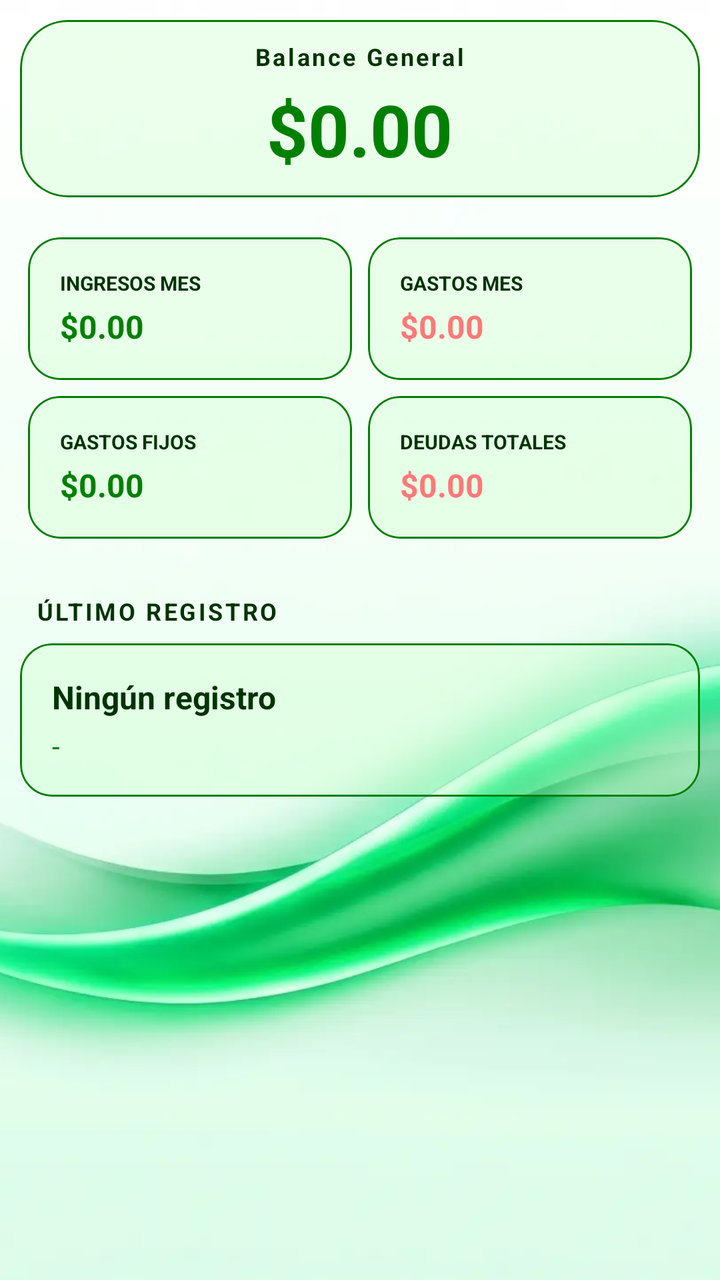
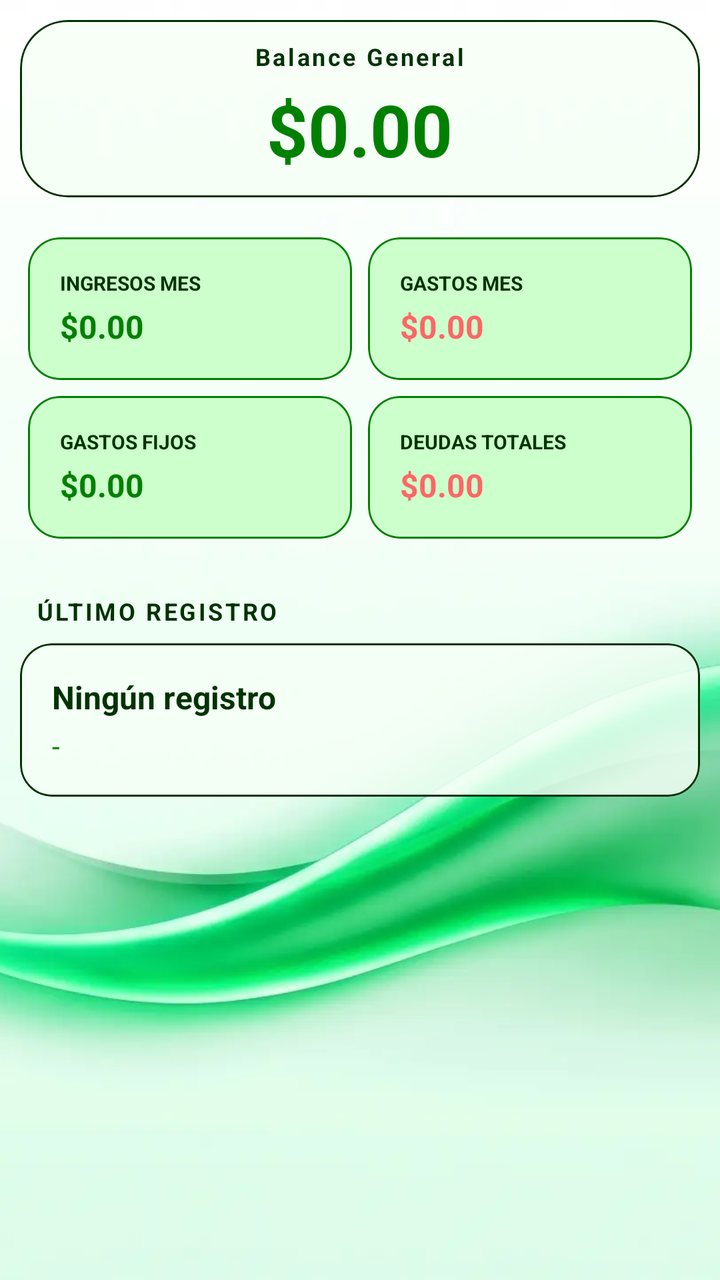

The first picture is an Android layout as it rendered before a commit; the second is the same layout after the commit. The layout source and the unified diff follow.
<!-- AndroidManifest.xml: application theme Theme.MyLittleFinanControl -->
<!-- res/layout/fragment_inicio.xml -->
<?xml version="1.0" encoding="utf-8"?>
<RelativeLayout xmlns:android="http://schemas.android.com/apk/res/android"
    xmlns:app="http://schemas.android.com/apk/res-auto"
    xmlns:tools="http://schemas.android.com/tools"
    android:layout_width="match_parent"
    android:layout_height="match_parent"
    tools:context=".Fragmentos.FragmentGastosFijos">

    <ImageView
        android:id="@+id/imagenFondo"
        android:layout_width="match_parent"
        android:layout_height="match_parent"
        android:src="@drawable/background_1"
        android:scaleType="centerCrop" />

    <ScrollView
        android:layout_width="match_parent"
        android:layout_height="match_parent"
        tools:context=".Fragmentos.FragmentInicio">

        <LinearLayout
            android:layout_width="match_parent"
            android:layout_height="wrap_content"
            android:orientation="vertical"
            android:padding="10dp">

            
            <com.google.android.material.card.MaterialCardView
                android:id="@+id/card_balance_general"
                android:layout_width="match_parent"
                android:layout_height="wrap_content"
                android:layout_marginBottom="16dp"
                android:clickable="true"
                android:focusable="true"
                app:cardBackgroundColor="?attr/colorSurface"
                app:cardCornerRadius="24dp"
                app:cardElevation="0dp"
                app:strokeColor="?attr/colorPrimary"
                app:strokeWidth="1dp">

                <LinearLayout
                    android:layout_width="match_parent"
                    android:layout_height="wrap_content"
                    android:gravity="center"
                    android:orientation="vertical"
                    android:padding="10dp">

                    <TextView
                        android:layout_width="wrap_content"
                        android:layout_height="wrap_content"
                        android:letterSpacing="0.1"
                        android:text="Balance General"
                        android:textColor="?attr/colorOnSurface"
                        android:textSize="12sp"
                        android:textStyle="bold" />

                    <TextView
                        android:id="@+id/tv_balance_general"
                        android:layout_width="wrap_content"
                        android:layout_height="wrap_content"
                        android:layout_marginTop="4dp"
                        android:text="$0.00"
                        android:textColor="?attr/colorPrimary"
                        android:textSize="36sp"
                        android:textStyle="bold" />
                </LinearLayout>
            </com.google.android.material.card.MaterialCardView>

            <GridLayout
                android:layout_width="match_parent"
                android:layout_height="wrap_content"
                android:alignmentMode="alignMargins"
                android:columnCount="2"
                android:columnOrderPreserved="false">

                
                <com.google.android.material.card.MaterialCardView
                    android:id="@+id/card_ingresos"
                    android:layout_width="0dp"
                    android:layout_height="wrap_content"
                    android:layout_columnWeight="1"
                    android:clickable="true"
                    android:focusable="true"
                    android:foreground="?attr/selectableItemBackground"
                    android:layout_margin="4dp"
                    app:cardBackgroundColor="?attr/colorPrimaryContainer"
                    app:strokeColor="?attr/colorPrimary"
                    app:cardCornerRadius="16dp"
                    app:cardElevation="0dp">

                    <LinearLayout
                        android:layout_width="match_parent"
                        android:layout_height="wrap_content"
                        android:orientation="vertical"
                        android:padding="16dp">

                        <TextView
                            android:layout_width="wrap_content"
                            android:layout_height="wrap_content"
                            android:text="INGRESOS MES"
                            android:textColor="?attr/colorOnSurface"
                            android:textSize="10sp"
                            android:textStyle="bold" />

                        <TextView
                            android:id="@+id/tv_ingresos_mes"
                            android:layout_width="wrap_content"
                            android:layout_height="wrap_content"
                            android:layout_marginTop="4dp"
                            android:text="$0.00"
                            android:textColor="?attr/colorPrimary"
                            android:textSize="16sp"
                            android:textStyle="bold" />
                    </LinearLayout>
                </com.google.android.material.card.MaterialCardView>

                
                <com.google.android.material.card.MaterialCardView
                    android:id="@+id/card_gastos"
                    android:layout_width="0dp"
                    android:layout_height="wrap_content"
                    android:layout_columnWeight="1"
                    android:clickable="true"
                    app:strokeColor="?attr/colorPrimary"
                    android:focusable="true"
                    android:layout_margin="4dp"
                    app:cardBackgroundColor="?attr/colorPrimaryContainer"
                    app:cardCornerRadius="16dp"
                    app:cardElevation="0dp">

                    <LinearLayout
                        android:layout_width="match_parent"
                        android:layout_height="wrap_content"
                        android:orientation="vertical"
                        android:padding="16dp">

                        <TextView
                            android:layout_width="wrap_content"
                            android:layout_height="wrap_content"
                            android:text="GASTOS MES"
                            android:textColor="?attr/colorOnSurface"
                            android:textSize="10sp"
                            android:textStyle="bold" />

                        <TextView
                            android:id="@+id/tv_gastos_mes"
                            android:layout_width="wrap_content"
                            android:layout_height="wrap_content"
                            android:layout_marginTop="4dp"
                            android:text="$0.00"
                            android:textSize="16sp"
                            android:textColor="@color/accent_alerta"
                            android:textStyle="bold" />
                    </LinearLayout>
                </com.google.android.material.card.MaterialCardView>

                
                <com.google.android.material.card.MaterialCardView
                    android:id="@+id/card_gastos_fijos"
                    android:layout_width="0dp"
                    android:layout_height="wrap_content"
                    android:layout_columnWeight="1"
                    android:layout_margin="4dp"
                    android:clickable="true"
                    app:strokeColor="?attr/colorPrimary"
                    android:focusable="true"
                    android:foreground="?attr/selectableItemBackground"
                    app:cardBackgroundColor="?attr/colorPrimaryContainer"
                    app:cardCornerRadius="16dp"
                    app:cardElevation="0dp">

                    <LinearLayout
                        android:layout_width="match_parent"
                        android:layout_height="wrap_content"
                        android:orientation="vertical"
                        android:padding="16dp">

                        <TextView
                            android:layout_width="wrap_content"
                            android:layout_height="wrap_content"
                            android:text="GASTOS FIJOS"
                            android:textColor="?attr/colorOnSurface"
                            android:textSize="10sp"
                            android:textStyle="bold" />

                        <TextView
                            android:id="@+id/tv_total_gastos_fijos"
                            android:layout_width="wrap_content"
                            android:layout_height="wrap_content"
                            android:layout_marginTop="4dp"
                            android:textColor="?attr/colorPrimary"
                            android:text="$0.00"
                            android:textSize="16sp"
                            android:textStyle="bold" />
                    </LinearLayout>
                </com.google.android.material.card.MaterialCardView>

                
                <com.google.android.material.card.MaterialCardView
                    android:id="@+id/card_deudas"
                    android:layout_width="0dp"
                    android:layout_height="wrap_content"
                    android:layout_columnWeight="1"
                    android:layout_margin="4dp"
                    app:strokeColor="?attr/colorPrimary"
                    android:clickable="true"
                    android:focusable="true"
                    android:foreground="?attr/selectableItemBackground"
                    app:cardBackgroundColor="?attr/colorPrimaryContainer"
                    app:cardCornerRadius="16dp"
                    app:cardElevation="0dp">

                    <LinearLayout
                        android:layout_width="match_parent"
                        android:layout_height="wrap_content"
                        android:orientation="vertical"
                        android:padding="16dp">

                        <TextView
                            android:layout_width="wrap_content"
                            android:layout_height="wrap_content"
                            android:text="DEUDAS TOTALES"
                            android:textColor="?attr/colorOnSurface"
                            android:textSize="10sp"
                            android:textStyle="bold" />

                        <TextView
                            android:id="@+id/tv_total_deudas"
                            android:layout_width="wrap_content"
                            android:layout_height="wrap_content"
                            android:layout_marginTop="4dp"
                            android:text="$0.00"
                            android:textSize="16sp"
                            android:textColor="@color/accent_alerta"
                            android:textStyle="bold" />
                    </LinearLayout>
                </com.google.android.material.card.MaterialCardView>

            </GridLayout>

            
            <TextView
                android:layout_width="wrap_content"
                android:layout_height="wrap_content"
                android:layout_marginStart="8dp"
                android:layout_marginTop="24dp"
                android:letterSpacing="0.1"
                android:text="ÚLTIMO REGISTRO"
                android:textColor="?attr/colorOnSurface"
                android:textSize="12sp"
                android:textStyle="bold" />

            <com.google.android.material.card.MaterialCardView
                android:layout_width="match_parent"
                android:layout_height="wrap_content"
                android:layout_marginTop="8dp"
                app:cardBackgroundColor="?attr/colorSurface"
                app:strokeColor="?attr/colorPrimary"
                app:cardCornerRadius="16dp"
                app:cardElevation="0dp">

                <LinearLayout
                    android:layout_width="match_parent"
                    android:layout_height="wrap_content"
                    android:orientation="vertical"
                    android:padding="16dp">

                    <TextView
                        android:id="@+id/tv_ultimo_reg_desc"
                        android:layout_width="match_parent"
                        android:layout_height="wrap_content"
                        android:text="Ningún registro"
                        android:textColor="?attr/colorOnSurface"
                        android:textSize="16sp"
                        android:textStyle="bold" />

                    <TextView
                        android:id="@+id/tv_ultimo_reg_fecha"
                        android:layout_width="match_parent"
                        android:layout_height="wrap_content"
                        android:layout_marginTop="4dp"
                        android:text="-"
                        android:textColor="?attr/colorPrimary"
                        android:textSize="14sp" />
                </LinearLayout>
            </com.google.android.material.card.MaterialCardView>

        </LinearLayout>
    </ScrollView>
</RelativeLayout>
<!-- resources referenced by this layout -->
<resources>
  <color name="accent_alerta">#FF7878</color>
  <!-- drawable background_1: webp bitmap (drawable, 18726 bytes) -->
  <style name="Theme.MyLittleFinanControl" parent="Base.Theme.MyLittleFinanControl" />
  <style name="Base.Theme.MyLittleFinanControl" parent="Theme.Material3.DayNight.NoActionBar">
          
  
          <item name="colorPrimary">@color/verde_oscuro</item>
  
          <item name="colorOnPrimary">@color/verde_claro</item>
  
  
          <item name="colorPrimaryContainer">@color/verde_transparente</item>
          <item name="colorOnPrimaryContainer">@color/verde_negro</item>
  
  
          <item name="colorSecondary">@color/white</item>
  
          <item name="colorOnSecondary">@color/secondary</item>
  
  
          <item name="colorOutline">@color/verde_negro</item>
  
  
          <item name="colorOnSurface">@color/verde_negro</item>
  
          
          <item name="android:windowBackground">@color/background_light</item>
          <item name="colorSurface">@color/verde_transparente</item>
  
          <item name="colorError">@color/accent_alerta</item>
  
          <item name="colorOnError">@color/accent_alerta</item>
  
          
          <item name="android:statusBarColor">@color/background_light</item>
          <item name="android:windowLightStatusBar">true</item>
      </style>
  <color name="verde_oscuro">#008000</color>
  <color name="verde_claro">#CCFFCC</color>
  <color name="verde_transparente">#5FCCFFCC</color>
  <color name="verde_negro">#003300</color>
  <color name="white">#CCFFCC</color>
  <color name="secondary">#33FF00</color>
  <color name="background_light">#CCFFCC</color>
</resources>

<!-- the commit's change to res/layout/fragment_inicio.xml (unified diff, before → after) -->
@@ -35,7 +35,7 @@
                 app:cardBackgroundColor="?attr/colorSurface"
                 app:cardCornerRadius="24dp"
                 app:cardElevation="0dp"
-                app:strokeColor="?attr/colorPrimary"
+                app:strokeColor="?attr/colorOutline"
                 app:strokeWidth="1dp">
 
                 <LinearLayout
@@ -149,7 +149,7 @@
                             android:layout_marginTop="4dp"
                             android:text="$0.00"
                             android:textSize="16sp"
-                            android:textColor="@color/accent_alerta"
+                            android:textColor="?attr/colorError"
                             android:textStyle="bold" />
                     </LinearLayout>
                 </com.google.android.material.card.MaterialCardView>
@@ -231,7 +231,7 @@
                             android:layout_marginTop="4dp"
                             android:text="$0.00"
                             android:textSize="16sp"
-                            android:textColor="@color/accent_alerta"
+                            android:textColor="?attr/colorError"
                             android:textStyle="bold" />
                     </LinearLayout>
                 </com.google.android.material.card.MaterialCardView>
@@ -255,7 +255,7 @@
                 android:layout_height="wrap_content"
                 android:layout_marginTop="8dp"
                 app:cardBackgroundColor="?attr/colorSurface"
-                app:strokeColor="?attr/colorPrimary"
+                app:strokeColor="?attr/colorOutline"
                 app:cardCornerRadius="16dp"
                 app:cardElevation="0dp">
 
<!-- resource entries referenced after the edit -->
@@ -1,48 +1,64 @@
 <!-- resources referenced by this layout -->
 <resources>
-  <color name="accent_alerta">#FF7878</color>
   <!-- drawable background_1: webp bitmap (drawable, 18726 bytes) -->
   <style name="Theme.MyLittleFinanControl" parent="Base.Theme.MyLittleFinanControl" />
   <style name="Base.Theme.MyLittleFinanControl" parent="Theme.Material3.DayNight.NoActionBar">
+  
           
+          <item name="colorPrimary">@color/verde_oscuro</item>
+          
+          <item name="colorOnPrimary">@android:color/white</item>
   
-          <item name="colorPrimary">@color/verde_oscuro</item>
-  
-          <item name="colorOnPrimary">@color/verde_claro</item>
-  
-  
-          <item name="colorPrimaryContainer">@color/verde_transparente</item>
+          
+          <item name="colorPrimaryContainer">@color/verde_claro</item>
+          
           <item name="colorOnPrimaryContainer">@color/verde_negro</item>
   
+          
+          <item name="colorSecondary">@color/verde</item>
+          
+          <item name="colorOnSecondary">@color/verde_negro</item>
   
-          <item name="colorSecondary">@color/white</item>
+          
+          <item name="colorSecondaryContainer">@color/verde_transparente</item>
+          <item name="colorOnSecondaryContainer">@color/verde_negro</item>
   
-          <item name="colorOnSecondary">@color/secondary</item>
+          
+          <item name="colorTertiary">@color/verde_blanco_transparente</item>
+          <item name="colorOnTertiary">@color/verde_negro</item>
   
-  
+          
           <item name="colorOutline">@color/verde_negro</item>
   
-  
+          
           <item name="colorOnSurface">@color/verde_negro</item>
   
           
-          <item name="android:windowBackground">@color/background_light</item>
-          <item name="colorSurface">@color/verde_transparente</item>
-  
-          <item name="colorError">@color/accent_alerta</item>
-  
-          <item name="colorOnError">@color/accent_alerta</item>
+          
+          <item name="android:windowBackground">@android:color/white</item>
+          
+          <item name="colorSurface">@color/verde_blanco_transparente</item>
   
           
-          <item name="android:statusBarColor">@color/background_light</item>
+          <item name="colorError">@color/rojo_alerta</item>
+          <item name="colorOnError">@color/rojo_transparente</item>
+  
+          
+          <item name="android:statusBarColor">@android:color/white</item>
           <item name="android:windowLightStatusBar">true</item>
+  
+          
+          <item name="colorSurfaceVariant">#E0E0E0</item>
+          <item name="colorOnSurfaceVariant">#49454F</item>
+  
       </style>
   <color name="verde_oscuro">#008000</color>
   <color name="verde_claro">#CCFFCC</color>
   <color name="verde_transparente">#5FCCFFCC</color>
+  <color name="verde_blanco_transparente">#D3F6FFF6</color>
+  <color name="rojo_alerta">#FF6666</color>
+  <color name="rojo_transparente">#7BF69F9F</color>
   <color name="verde_negro">#003300</color>
-  <color name="white">#CCFFCC</color>
-  <color name="secondary">#33FF00</color>
-  <color name="background_light">#CCFFCC</color>
+  <color name="verde">#00C292</color>
 </resources>
 
